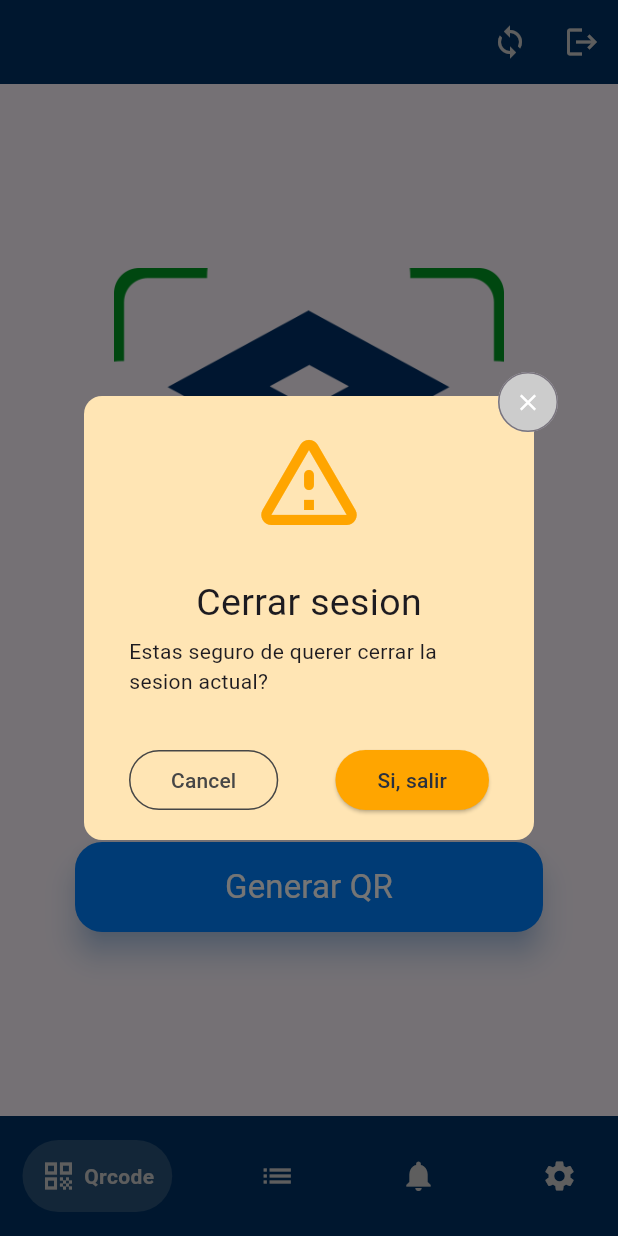
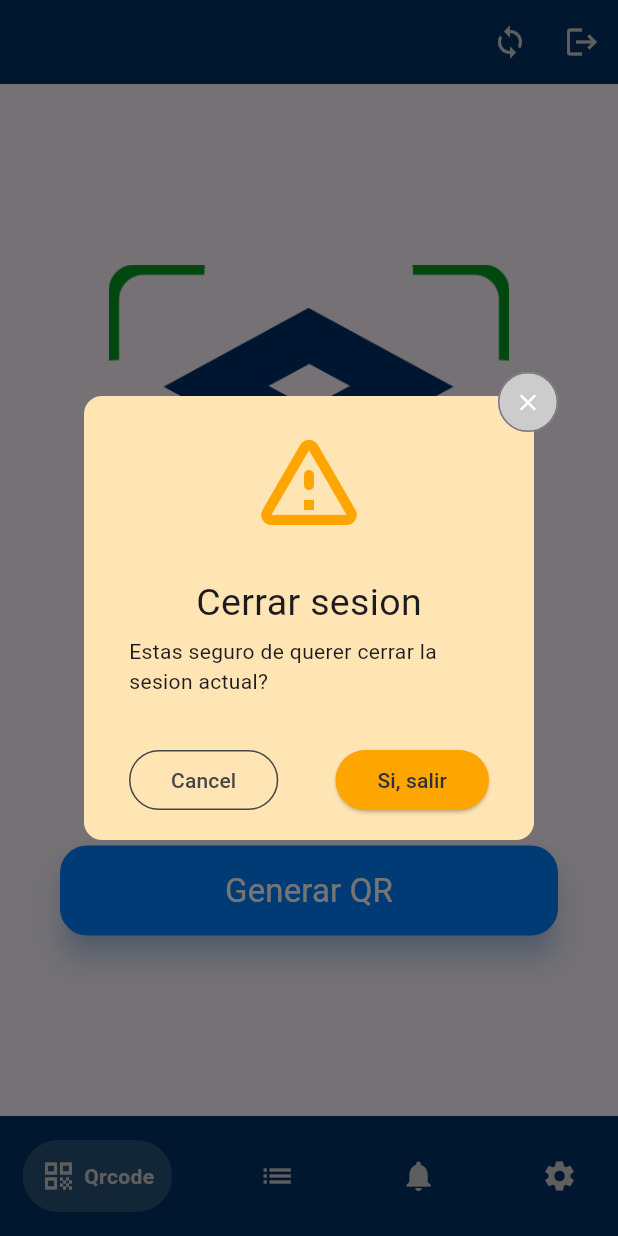
Before and after one commit to Yhiriend/recdat, a Flutter app: the HomeView screen opened directly, after a tap on the "logout" icon, on a phone screen of 412 x 824 dp. Run offline on Flutter 3.47's test engine with Material 3 defaults, Android fonts, the phone set to English and light mode, and no system bars; drawn by our look-alikes of google_nav_bar; our stand-ins replace cloud_firestore, file_picker, firebase_auth, firebase_core, firebase_storage, flutter_image_compress and 4 more; missing offline and left inert: firebase_app_check, flutter_pdfview; accounts and stored records are empty; statements that could not run were skipped.

Commit message:
:sparkles: admin-notifications: init view

```diff
--- a/lib/main.dart
+++ b/lib/main.dart
@@ -52,7 +52,7 @@ class MainApp extends StatelessWidget {
       providers: [
         ChangeNotifierProvider(create: (_) => AuthProvider()),
         ChangeNotifierProvider(create: (_) => CourseProvider()),
-        ChangeNotifierProvider(create: (_) => TeacherProvider())
+        ChangeNotifierProvider(create: (_) => UserProvider())
       ],
       child: MaterialApp(
         debugShowCheckedModeBanner: false,
--- a/lib/modules/attendance/widgets/modal_create_attendance.widget.dart
+++ b/lib/modules/attendance/widgets/modal_create_attendance.widget.dart
@@ -115,7 +115,7 @@ class _ModalCreateAttendanceWidgetState
                   final authProvider =
                       Provider.of<AuthProvider>(context, listen: false);
                   final teacherProvider =
-                      Provider.of<TeacherProvider>(context, listen: false);
+                      Provider.of<UserProvider>(context, listen: false);
 
                   Attendance attendance = Attendance(
                       canEdit: true,
--- a/lib/modules/course/widgets/card_courses.widget.dart
+++ b/lib/modules/course/widgets/card_courses.widget.dart
@@ -80,10 +80,12 @@ class CardCourseWidget extends StatelessWidget {
                     ),
                     const SizedBox(height: 10.0),
                     Text(
-                      _truncateText(description, 3),
+                      _truncateText(
+                          description == "" ? "Sin descripción" : description,
+                          3),
                       style: const TextStyle(
                         fontSize: 16.0,
-                        color: RecdatStyles.defaultTextColor,
+                        color: Color.fromARGB(255, 167, 167, 167),
                       ),
                       overflow: TextOverflow.ellipsis,
                       maxLines: 1,
--- a/lib/modules/user/providers/teacher.provider.dart
+++ b/lib/modules/user/providers/teacher.provider.dart
@@ -9,7 +9,7 @@ import 'package:recdat/modules/user/model/user.model.dart';
 import 'package:recdat/utils/utils.dart';
 import 'package:uuid/uuid.dart';
 
-class TeacherProvider with ChangeNotifier {
+class UserProvider with ChangeNotifier {
   final FirebaseFirestore _firebaseFirestore = FirebaseFirestore.instance;
 
   List<UserModel> _userList = [];
@@ -18,7 +18,7 @@ class TeacherProvider with ChangeNotifier {
   List<UserModel> get userList => _userList;
   bool get isLoading => _isLoading;
 
-  TeacherProvider() {}
+  UserProvider() {}
 
   Future<void> fetchUsers(BuildContext context, String instituteId) async {
     _isLoading = true;
--- a/lib/modules/user/views/edit_teacher.view.dart
+++ b/lib/modules/user/views/edit_teacher.view.dart
@@ -70,8 +70,7 @@ class _EditTeacherWiewState extends State<EditTeacherWiew> {
   }
 
   void _updateTeacher() async {
-    final teacherProvider =
-        Provider.of<TeacherProvider>(context, listen: false);
+    final teacherProvider = Provider.of<UserProvider>(context, listen: false);
     final teacherUpdate = UserModel(
         instituteUid: _teacher.instituteUid,
         uid: _teacher.uid,
@@ -92,8 +91,7 @@ class _EditTeacherWiewState extends State<EditTeacherWiew> {
   }
 
   Future<File?> _getSchedulePDF() async {
-    final teacherProvider =
-        Provider.of<TeacherProvider>(context, listen: false);
+    final teacherProvider = Provider.of<UserProvider>(context, listen: false);
     return await teacherProvider.getTeacherSchedule(context, _teacher.uid!);
   }
 
--- a/lib/modules/user/views/schedule_assigment.view.dart
+++ b/lib/modules/user/views/schedule_assigment.view.dart
@@ -48,8 +48,7 @@ class _ScheduleAssigmentViewState extends State<ScheduleAssigmentView> {
   }
 
   Future<List<DropdownOption>> _fetchTeachers() async {
-    final teacherProvider =
-        Provider.of<TeacherProvider>(context, listen: false);
+    final teacherProvider = Provider.of<UserProvider>(context, listen: false);
     final authProvider = Provider.of<AuthProvider>(context, listen: false);
     String uid = authProvider.uid;
     await teacherProvider.fetchUsers(context, uid);
@@ -78,8 +77,7 @@ class _ScheduleAssigmentViewState extends State<ScheduleAssigmentView> {
 
   Future<void> _uploadSchedule() async {
     if (_schedule != null && _teacherSelected != null) {
-      final teacherProvider =
-          Provider.of<TeacherProvider>(context, listen: false);
+      final teacherProvider = Provider.of<UserProvider>(context, listen: false);
       await teacherProvider.uploadPDFFile(
           context, _schedule!, _teacherSelected!.value);
     } else {
--- a/lib/modules/user/views/teacher.view.dart
+++ b/lib/modules/user/views/teacher.view.dart
@@ -35,8 +35,7 @@ class _TeachersViewState extends State<TeachersView> {
 
   void _fetchTeachers() async {
     final authProvider = Provider.of<AuthProvider>(context, listen: false);
-    final teacherProvider =
-        Provider.of<TeacherProvider>(context, listen: false);
+    final teacherProvider = Provider.of<UserProvider>(context, listen: false);
     final userUid = authProvider.user?.uid;
     if (userUid != null) {
       await teacherProvider.fetchUsers(context, userUid);
@@ -58,7 +57,7 @@ class _TeachersViewState extends State<TeachersView> {
         ),
         body: Padding(
           padding: const EdgeInsets.symmetric(horizontal: 10.0, vertical: 10.0),
-          child: Consumer<TeacherProvider>(
+          child: Consumer<UserProvider>(
             builder: (context, teacherProvider, child) {
               if (teacherProvider.isLoading) {
                 return const Center(
@@ -91,6 +90,7 @@ class _TeachersViewState extends State<TeachersView> {
                 itemCount: teacherProvider.userList.length,
                 itemBuilder: (context, index) {
                   final teacher = teacherProvider.userList[index];
+                  print("TEACHER PIC: ${teacher.profilePic}");
                   return CardTeacherWidget(teacher: teacher);
                 },
               );
--- a/lib/shared/widgets/recdat_tagging.widget.dart
+++ b/lib/shared/widgets/recdat_tagging.widget.dart
@@ -91,7 +91,7 @@ class _TaggingWidgetState extends State<TaggingWidget> {
               controller: textEditingController,
               focusNode: focusNode,
               decoration: InputDecoration(
-                hintText: "Asigna cursos",
+                hintText: "Asignar cursos",
                 hintStyle:
                     const TextStyle(color: RecdatStyles.hintTextColorDark),
                 border: OutlineInputBorder(
--- a/lib/views/home.view.dart
+++ b/lib/views/home.view.dart
@@ -9,6 +9,7 @@ import 'package:recdat/providers/auth.providers.dart';
 import 'package:recdat/shared/global-styles/recdat.styles.dart';
 import 'package:recdat/shared/widgets/recdat_alert.dart';
 import 'package:recdat/shared/widgets/recdat_navbar.dart';
+import 'package:recdat/views/admin_notifications.view.dart';
 import 'package:recdat/views/nav-views/qrcode.views.dart';
 import 'package:recdat/views/settings.view.dart';
 
@@ -91,16 +92,12 @@ class _HomeViewState extends State<HomeView> {
                     ),
                   ),
                   Container(
-                    color: Colors.blue,
-                    child: const Center(
-                      child: Text('Notifications'),
-                    ),
+                    color: RecdatStyles.whiteColor,
+                    child: AdminNotificationsView(),
                   ),
                   Container(
                     color: RecdatStyles.whiteColor,
-                    child: const Center(
-                      child: Text('Settings'),
-                    ),
+                    child: SettingsView(),
                   ),
                 ],
               )
--- a/lib/views/nav-views/qrcode.views.dart
+++ b/lib/views/nav-views/qrcode.views.dart
@@ -63,7 +63,7 @@ class _QrcodeViewState extends State<QrcodeView> {
     final isAdmin = userRol == UserRole.admin.value;
     return Scaffold(
       body: Padding(
-        padding: const EdgeInsets.symmetric(horizontal: 50.0),
+        padding: const EdgeInsets.symmetric(horizontal: 40.0),
         child: Column(
           mainAxisAlignment: MainAxisAlignment.spaceEvenly,
           children: [
@@ -73,8 +73,8 @@ class _QrcodeViewState extends State<QrcodeView> {
                   alignment: Alignment.center,
                   children: [
                     SizedBox(
-                      width: 260,
-                      height: 260,
+                      width: 267,
+                      height: 267,
                       child: Image.asset(
                         'assets/images/frameqr.png',
                         fit: BoxFit.cover,
--- a/lib/views/settings.view.dart
+++ b/lib/views/settings.view.dart
@@ -12,7 +12,6 @@ import 'package:recdat/shared/global-styles/recdat.styles.dart';
 import 'package:recdat/shared/widgets/recdat_button_async.dart';
 import 'package:recdat/shared/widgets/recdat_dropdown.dart';
 import 'package:recdat/shared/widgets/recdat_textfield.dart';
-import 'package:recdat/utils/resize_image.dart';
 import 'package:recdat/utils/utils.dart';
 import 'package:recdat/views/pdf_viewer.view.dart';
 
@@ -24,7 +23,7 @@ class SettingsView extends StatefulWidget {
 }
 
 class _SettingsViewState extends State<SettingsView> {
-  late UserModel? _teacher;
+  late UserModel? _userLogged;
   late bool _isActive;
   late List<CourseModel> _courses;
 
@@ -52,14 +51,14 @@ class _SettingsViewState extends State<SettingsView> {
   void initState() {
     super.initState();
     final authProvider = Provider.of<AuthProvider>(context, listen: false);
-    _teacher = authProvider.user;
-    _setTeacherValues(_teacher!);
+    _userLogged = authProvider.user;
+    _setUserValues(_userLogged!);
   }
 
-  void _setTeacherValues(UserModel user) async {
+  void _setUserValues(UserModel user) async {
     _userNameController.text = user.name;
     _userSurnameController.text = user.surname;
-    _userSecondSurnameController.text = user.lastSurname!;
+    _userSecondSurnameController.text = user.lastSurname ?? "";
     _userPhoneController.text = user.phone ?? "";
     _userEmailController.text = user.email ?? "";
     _isActive = user.isActive;
@@ -81,36 +80,34 @@ class _SettingsViewState extends State<SettingsView> {
   }
 
   void _updateUser() async {
-    final teacherProvider =
-        Provider.of<TeacherProvider>(context, listen: false);
+    final userProvider = Provider.of<UserProvider>(context, listen: false);
     if (_selectedImage != null) {
-      _profilePic = await teacherProvider.uploadFile(
-          context, _selectedImage!, _teacher!.uid!);
+      _profilePic = await userProvider.uploadFile(
+          context, _selectedImage!, _userLogged!.uid!);
     }
-    final teacherUpdate = UserModel(
-        instituteUid: _teacher!.instituteUid,
-        uid: _teacher!.uid,
-        name: _teacher!.name,
-        surname: _teacher!.surname,
-        lastSurname: _teacher!.lastSurname,
+    final userUpdated = UserModel(
+        instituteUid: _userLogged!.instituteUid,
+        uid: _userLogged!.uid,
+        name: _userLogged!.name,
+        surname: _userLogged!.surname,
+        lastSurname: _userLogged!.lastSurname,
         email: _userEmailController.text.trim().toLowerCase(),
         phone: _userPhoneController.text.trim(),
-        rol: _teacher!.rol,
-        isActive: _teacher!.isActive,
-        createdAt: _teacher!.createdAt,
+        rol: _userLogged!.rol,
+        isActive: _userLogged!.isActive,
+        createdAt: _userLogged!.createdAt,
         updatedAt: RecdatDateUtils.currentDate(),
         password: _userPasswordController.text.trim(),
-        courses: _teacher!.courses,
+        courses: _userLogged!.courses,
         question: _userSecurityQuestionController.text.trim().toLowerCase(),
         answer: _userSecurityAnswerController.text.trim().toLowerCase(),
         profilePic: _profilePic);
-    await teacherProvider.updateTeacher(context, teacherUpdate);
+    await userProvider.updateTeacher(context, userUpdated);
   }
 
   Future<File?> _getSchedulePDF() async {
-    final teacherProvider =
-        Provider.of<TeacherProvider>(context, listen: false);
-    return await teacherProvider.getTeacherSchedule(context, _teacher!.uid!);
+    final teacherProvider = Provider.of<UserProvider>(context, listen: false);
+    return await teacherProvider.getTeacherSchedule(context, _userLogged!.uid!);
   }
 
   Future<void> _openSchedule() async {
@@ -140,23 +137,24 @@ class _SettingsViewState extends State<SettingsView> {
                   decoration: BoxDecoration(
                       shape: BoxShape.circle,
                       color: RecdatStyles.backgroundLoader,
-                    image: _teacher!.profilePic != null
-                        ? DecorationImage(
-                            image: NetworkImage(_teacher!.profilePic!),
-                            fit: BoxFit.cover,
-                          )
-                        : _selectedImage != null
+                      image: _userLogged?.profilePic == null ||
+                              _userLogged?.profilePic == ""
+                          ? _selectedImage != null
                               ? DecorationImage(
                                   image: FileImage(_selectedImage!),
                                   fit: BoxFit.cover,
                                 )
                               : const DecorationImage(
                                   image: AssetImage(
-                                    'assets/images/recdat_blue.png'), // Cambia por la ruta correcta de tu imagen local
+                                      'assets/images/default_avatar.jpg'),
                                   fit: BoxFit.contain,
+                                )
+                          : DecorationImage(
+                              image: NetworkImage(_userLogged!.profilePic!),
+                              fit: BoxFit.cover,
+                            )),
                 ),
-                  ),
-                ),
+                if (_userLogged?.rol == UserRole.teacher.value)
                   Positioned(
                       right: 0,
                       bottom: 0,
@@ -172,15 +170,16 @@ class _SettingsViewState extends State<SettingsView> {
                         child: Center(
                             child: Text(
                           _isActive ? "activo" : "inactivo",
-                        style: const TextStyle(color: RecdatStyles.whiteColor),
+                          style:
+                              const TextStyle(color: RecdatStyles.whiteColor),
                         )),
                       )),
                 Positioned(
                     right: 0,
                     top: 0,
                     child: Container(
-                      width: 40,
-                      height: 40,
+                      width: 35,
+                      height: 35,
                       decoration: BoxDecoration(
                         borderRadius: BorderRadius.circular(20),
                         color: RecdatStyles.defaultColor,
@@ -192,7 +191,7 @@ class _SettingsViewState extends State<SettingsView> {
                         },
                         child: const Icon(
                           Icons.edit,
-                          color: RecdatStyles.segundaryButtonColor,
+                          color: RecdatStyles.blueDarkColor,
                         ),
                       )),
                     )),
@@ -206,7 +205,7 @@ class _SettingsViewState extends State<SettingsView> {
               controller: _userNameController,
               icon: Icons.person,
               color: RecdatStyles.textFieldLight,
-              enabled: false,
+              enabled: (_userLogged?.rol == UserRole.admin.value),
             ),
             const SizedBox(
               height: 20,
@@ -216,7 +215,7 @@ class _SettingsViewState extends State<SettingsView> {
               controller: _userSurnameController,
               icon: Icons.person,
               color: RecdatStyles.textFieldLight,
-              enabled: false,
+              enabled: (_userLogged?.rol == UserRole.admin.value),
             ),
             const SizedBox(
               height: 20,
@@ -226,7 +225,7 @@ class _SettingsViewState extends State<SettingsView> {
               controller: _userSecondSurnameController,
               icon: Icons.person,
               color: RecdatStyles.textFieldLight,
-              enabled: false,
+              enabled: (_userLogged?.rol == UserRole.admin.value),
             ),
             const SizedBox(
               height: 20,
@@ -250,6 +249,7 @@ class _SettingsViewState extends State<SettingsView> {
             const SizedBox(
               height: 20,
             ),
+            if (_userLogged?.rol == UserRole.teacher.value)
               const SizedBox(
                 width: double.infinity,
                 child: Text(
@@ -273,7 +273,7 @@ class _SettingsViewState extends State<SettingsView> {
             const SizedBox(
               width: double.infinity,
               child: Text(
-                "Si cambias la contraseña te recomendamos cerrar y volver a iniciar sesión",
+                "El siguiente campo corresponde a la contraseña, si la cambias te recomendamos cerrar y volver a iniciar sesión",
                 textAlign: TextAlign.left,
               ),
             ),
@@ -285,8 +285,9 @@ class _SettingsViewState extends State<SettingsView> {
               controller: _userPasswordController,
               icon: Icons.lock,
               color: RecdatStyles.textFieldLight,
+              isPassword: true,
             ),
-            const SizedBox(height: 20),
+            const SizedBox(height: 30),
             const SizedBox(
               width: double.infinity,
               child: Text(
@@ -312,9 +313,11 @@ class _SettingsViewState extends State<SettingsView> {
               color: RecdatStyles.textFieldLight,
               enabled: true,
             ),
+            if (_userLogged?.rol == UserRole.teacher.value)
               const SizedBox(
                 height: 40,
               ),
+            if (_userLogged?.rol == UserRole.teacher.value)
               RecdatButtonAsync(
                 onPressed: () async => _openSchedule(),
                 text: "Ver horario",
```
Also changed, not shown: lib/modules/attendance/widgets/card_attendance.widget.dart (+4 -4 lines), lib/modules/user/widgets/card_teacher.widget.dart (+11 -15 lines), lib/modules/user/widgets/modal_create_teacher.widget.dart (+18 -3 lines), lib/shared/widgets/recdat_dropdown.dart (+25 -9 lines), lib/shared/widgets/recdat_input_date.dart (added, +104 -0 lines), lib/shared/widgets/recdat_textfield.dart (+19 -0 lines), lib/views/admin_notifications.view.dart (added, +48 -0 lines), assets/images/default_avatar.jpg (added). Lines whose indentation alone changed are shown as unchanged.
